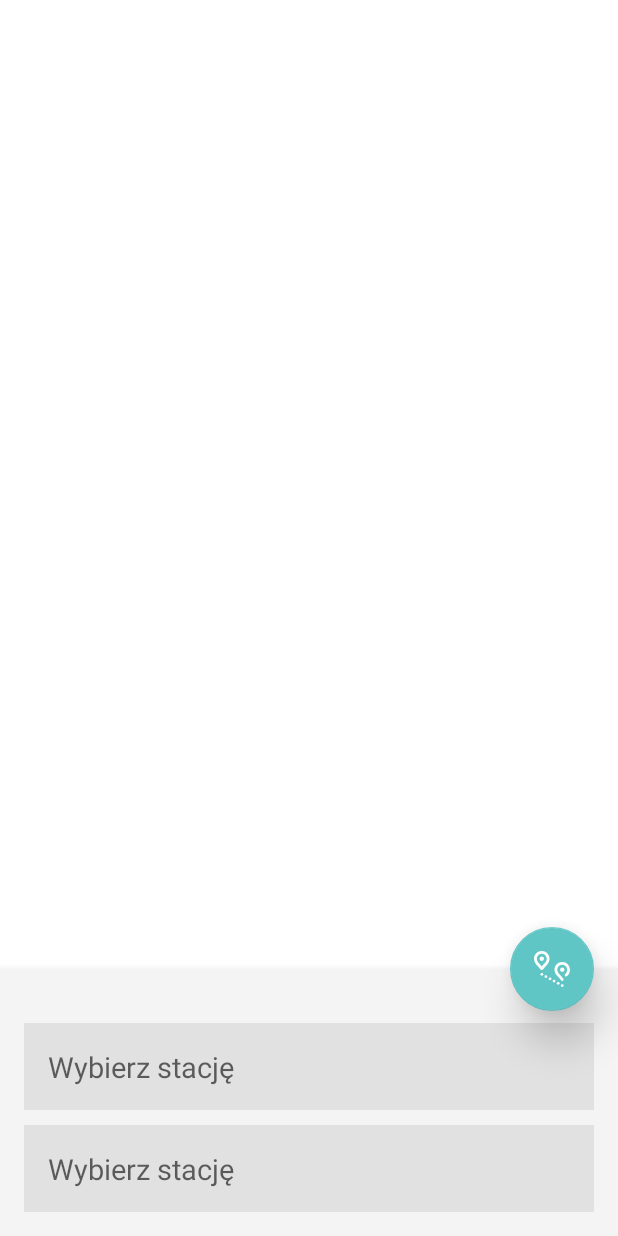
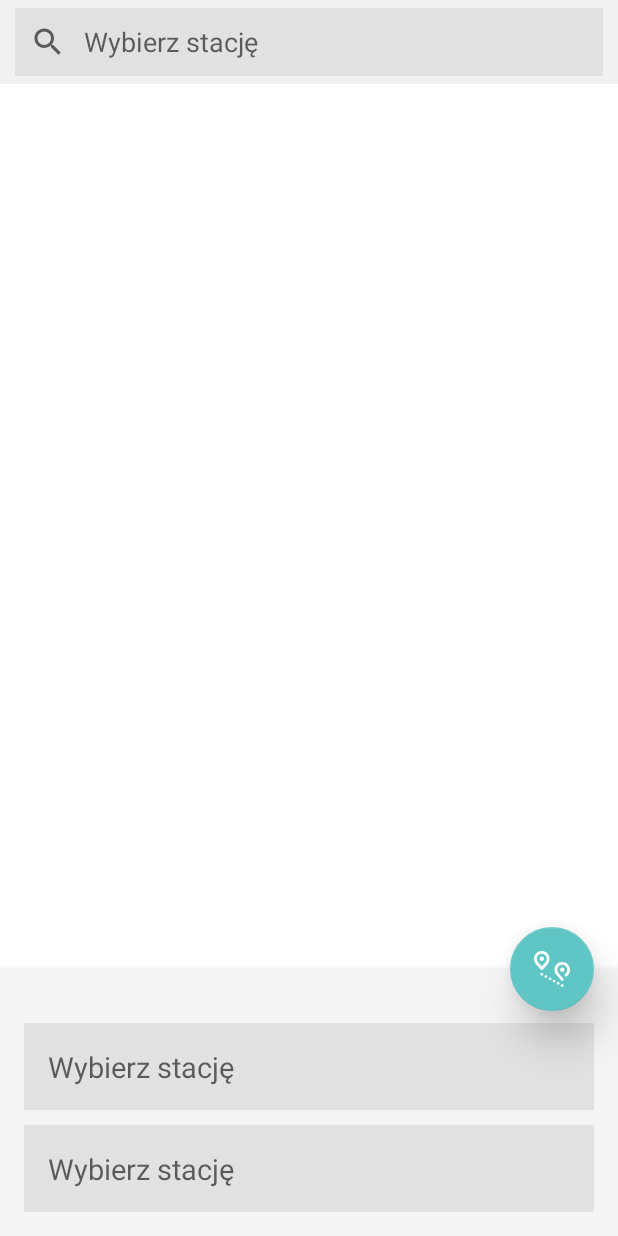
Before and after one commit to paullettuce/Koleo-Stations-Distance-Calculator, an Android app: the layout activity_main.xml on its own in the app's theme, with its tools: preview values and no code run, on a phone screen of 412 x 824 dp. Run offline under Robolectric (Android 15) with nearby library versions, the phone set to English and light mode, and no system bars; network calls fail.

Commit message:
Add search funcionality

```diff
--- a/app/src/main/java/pl/paullettuce/android_astarium_interview_app/di/domain/UseCasesModule.kt
+++ b/app/src/main/java/pl/paullettuce/android_astarium_interview_app/di/domain/UseCasesModule.kt
@@ -10,7 +10,6 @@ import pl.paullettuce.android_astarium_interview_app.domain.repository.Synchroni
 import pl.paullettuce.android_astarium_interview_app.domain.usecase.stations.*
 import pl.paullettuce.android_astarium_interview_app.domain.usecase.synchronize.SynchronizeStationsUseCase
 import pl.paullettuce.android_astarium_interview_app.domain.usecase.synchronize.SynchronizeStationsUseCaseImpl
-import pl.paullettuce.android_astarium_interview_app.storage.preferences.Preferences
 
 @Module
 @InstallIn(ApplicationComponent::class)
@@ -46,4 +45,9 @@ object UseCasesModule {
         repository: StationsRepository,
         mapper: StationEntityToPointFMapper
     ): CalculateDistanceUseCase = CalculateDistanceUseCaseImpl(repository, mapper)
+
+    @Provides
+    fun provideSearchStationsUseCase(
+        repository: StationsRepository
+    ): FilterStationsUseCase = FilterStationsUseCaseImpl(repository)
 }
--- a/app/src/main/java/pl/paullettuce/android_astarium_interview_app/domain/mappers/LiveDataMapperExt.kt
+++ b/app/src/main/java/pl/paullettuce/android_astarium_interview_app/domain/extensions/LiveDataEx.kt
@@ -1,4 +1,4 @@
-package pl.paullettuce.android_astarium_interview_app.domain.mappers
+package pl.paullettuce.android_astarium_interview_app.domain.extensions
 
 import androidx.lifecycle.LiveData
 import androidx.lifecycle.Transformations
@@ -10,3 +10,7 @@ fun <T, R> LiveData<T>.map(transformation: (T?) -> R): LiveData<R> {
 fun <T, R> LiveData<T>.mapNotNull(transformation: (T) -> R): LiveData<R> {
     return Transformations.map(this, transformation)
 }
+
+fun <T, R> LiveData<T>.switchMap(transformation: (T) -> LiveData<R>): LiveData<R> {
+    return Transformations.switchMap(this, transformation)
+}
--- a/app/src/main/java/pl/paullettuce/android_astarium_interview_app/domain/repository/StationsRepository.kt
+++ b/app/src/main/java/pl/paullettuce/android_astarium_interview_app/domain/repository/StationsRepository.kt
@@ -5,11 +5,11 @@ import io.reactivex.rxjava3.core.Completable
 import io.reactivex.rxjava3.core.Flowable
 import io.reactivex.rxjava3.core.Single
 import pl.paullettuce.android_astarium_interview_app.domain.model.StationInfo
-import pl.paullettuce.android_astarium_interview_app.domain.result.ResultWrapper
 import pl.paullettuce.android_astarium_interview_app.storage.entity.StationDataEntity
 
 interface StationsRepository {
     fun getStations(): LiveData<List<StationInfo>>
+    fun filterStations(query: String): LiveData<List<StationInfo>>
     fun downloadStations(): Flowable<List<StationDataEntity>>
     fun saveStations(stations: List<StationDataEntity>): Completable
     fun getStation(id: Long): Single<StationDataEntity>
--- a/app/src/main/java/pl/paullettuce/android_astarium_interview_app/presentation/stations_distance/StationsDistanceContract.kt
+++ b/app/src/main/java/pl/paullettuce/android_astarium_interview_app/presentation/stations_distance/StationsDistanceContract.kt
@@ -2,6 +2,7 @@ package pl.paullettuce.android_astarium_interview_app.presentation.stations_dist
 
 import androidx.annotation.StringRes
 import androidx.lifecycle.LiveData
+import androidx.lifecycle.MediatorLiveData
 import pl.paullettuce.android_astarium_interview_app.domain.model.StationInfo
 import pl.paullettuce.android_astarium_interview_app.storage.entity.StationDataEntity
 
@@ -20,10 +21,11 @@ interface StationsDistanceContract {
     }
 
     interface Presenter {
+        val filteredStationsLiveData: LiveData<List<StationInfo>>
         fun initialize()
         fun dispose()
-        fun stationsInfoObservableData(): LiveData<List<StationInfo>>
         fun calculateDistance(item1: StationInfo, item2: StationInfo)
+        fun filterStationsByQuery(query: String)
     }
 
     interface StationInfoListInteractor {
--- a/app/src/main/java/pl/paullettuce/android_astarium_interview_app/storage/dao/StationDataDao.kt
+++ b/app/src/main/java/pl/paullettuce/android_astarium_interview_app/storage/dao/StationDataDao.kt
@@ -7,6 +7,7 @@ import androidx.room.OnConflictStrategy
 import androidx.room.Query
 import io.reactivex.rxjava3.core.Completable
 import io.reactivex.rxjava3.core.Single
+import pl.paullettuce.android_astarium_interview_app.domain.model.StationInfo
 import pl.paullettuce.android_astarium_interview_app.storage.entity.StationDataEntity
 
 @Dao
@@ -15,6 +16,9 @@ interface StationDataDao {
     @Query("SELECT * FROM station_data_entity ORDER BY hits DESC")
     fun getStationsData(): LiveData<List<StationDataEntity>>
 
+    @Query("SELECT * FROM station_data_entity WHERE name LIKE :query ORDER BY hits DESC")
+    fun filterStations(query: String): LiveData<List<StationDataEntity>>
+
     @Insert(onConflict = OnConflictStrategy.REPLACE)
     fun insert(vararg stations: StationDataEntity): Completable
 
--- /dev/null
+++ b/app/src/main/res/drawable/ic_search.xml
@@ -0,0 +1,4 @@
+<vector android:height="256dp" android:viewportHeight="512.005"
+    android:viewportWidth="512.005" android:width="256dp" xmlns:android="http://schemas.android.com/apk/res/android">
+    <path android:fillColor="#FF000000" android:pathData="M505.749,475.587l-145.6,-145.6c28.203,-34.837 45.184,-79.104 45.184,-127.317c0,-111.744 -90.923,-202.667 -202.667,-202.667S0,90.925 0,202.669s90.923,202.667 202.667,202.667c48.213,0 92.48,-16.981 127.317,-45.184l145.6,145.6c4.16,4.16 9.621,6.251 15.083,6.251s10.923,-2.091 15.083,-6.251C514.091,497.411 514.091,483.928 505.749,475.587zM202.667,362.669c-88.235,0 -160,-71.765 -160,-160s71.765,-160 160,-160s160,71.765 160,160S290.901,362.669 202.667,362.669z"/>
+</vector>
--- a/app/src/main/res/layout/activity_main.xml
+++ b/app/src/main/res/layout/activity_main.xml
@@ -8,7 +8,44 @@
     android:clipToPadding="false"
     tools:context=".presentation.stations_distance.StationsDistanceActivity">
 
-    <include layout="@layout/content_main" />
+    <com.google.android.material.appbar.AppBarLayout
+        android:id="@+id/search_edit_frame"
+        android:layout_width="match_parent"
+        android:layout_height="wrap_content"
+        android:background="@color/list_item_stations_info_background"
+        app:elevation="0dp">
+
+        <androidx.appcompat.widget.Toolbar
+            android:id="@+id/toolbar"
+            android:layout_width="match_parent"
+            android:layout_height="@dimen/toolbar_height"
+            android:layout_marginHorizontal="10dp"
+            android:layout_marginVertical="5dp"
+            android:background="@color/light_grey"
+            app:contentInsetStart="0dp"
+            app:contentInsetStartWithNavigation="0dp"
+            app:layout_scrollFlags="scroll|enterAlways"
+            app:title="@string/check_distance"
+            app:titleTextColor="@color/text_color">
+
+            <androidx.appcompat.widget.SearchView
+                android:id="@+id/searchView"
+                android:layout_width="match_parent"
+                android:layout_height="wrap_content"
+                app:iconifiedByDefault="false"
+                android:paddingStart="-10dp"
+                app:queryHint="@string/pick_station"
+                />
+
+        </androidx.appcompat.widget.Toolbar>
+
+    </com.google.android.material.appbar.AppBarLayout>
+
+    <include
+        layout="@layout/content_main"
+        android:layout_width="match_parent"
+        android:layout_height="match_parent"
+        app:layout_behavior="@string/appbar_scrolling_view_behavior" />
 
     <include layout="@layout/distance_bottom_sheet" />
 
@@ -22,6 +59,5 @@
         app:fabSize="normal"
         app:layout_anchor="@id/distanceBottomSheetView"
         app:layout_anchorGravity="top|end"
-        app:tint="@color/white"
-        android:contentDescription="TODO" />
+        app:tint="@color/white" />
 </androidx.coordinatorlayout.widget.CoordinatorLayout>
--- a/app/src/main/res/values-night/themes.xml
+++ b/app/src/main/res/values-night/themes.xml
@@ -1,6 +1,6 @@
 <resources xmlns:tools="http://schemas.android.com/tools">
     <!-- Base application theme. -->
-    <style name="Theme.Androidastariuminterviewapp" parent="Theme.MaterialComponents.DayNight.DarkActionBar">
+    <style name="Theme.Androidastariuminterviewapp" parent="Theme.MaterialComponents.DayNight.NoActionBar">
         <!-- Primary brand color. -->
         <item name="colorPrimary">@color/royal_blue</item>
         <item name="colorPrimaryVariant">@color/royal_blue_dark</item>
@@ -12,5 +12,6 @@
         <!-- Status bar color. -->
         <item name="android:statusBarColor" tools:targetApi="l">?attr/colorPrimaryVariant</item>
         <!-- Customize your theme here. -->
+        <item name="searchViewStyle">@style/SearchViewStyle</item>
     </style>
 </resources>
--- a/app/src/main/res/values/dimens.xml
+++ b/app/src/main/res/values/dimens.xml
@@ -18,4 +18,5 @@
     <dimen name="delete_icon_size">35dp</dimen>
     <dimen name="delete_icon_padding">6dp</dimen>
     <dimen name="big_margin">20dp</dimen>
+    <dimen name="toolbar_height">45dp</dimen>
 </resources>
--- a/app/src/main/res/values/strings.xml
+++ b/app/src/main/res/values/strings.xml
@@ -4,4 +4,6 @@
     <string name="pick_station">Wybierz stację</string>
     <string name="kms">%1$d km</string>
     <string name="no_connection">Brak połączenia z internetem</string>
+    <string name="search_station">Szukaj nazwy stacji</string>
+    <string name="check_distance">Sprawdź dystans</string>
 </resources>
--- a/app/src/main/res/values/themes.xml
+++ b/app/src/main/res/values/themes.xml
@@ -1,6 +1,6 @@
 <resources xmlns:tools="http://schemas.android.com/tools">
     <!-- Base application theme. -->
-    <style name="Theme.Androidastariuminterviewapp" parent="Theme.MaterialComponents.DayNight.DarkActionBar">
+    <style name="Theme.Androidastariuminterviewapp" parent="Theme.MaterialComponents.DayNight.NoActionBar">
         <!-- Primary brand color. -->
         <item name="colorPrimary">@color/royal_blue</item>
         <item name="colorPrimaryVariant">@color/royal_blue_dark</item>
@@ -12,5 +12,11 @@
         <!-- Status bar color. -->
         <item name="android:statusBarColor" tools:targetApi="l">?attr/colorPrimaryVariant</item>
         <!-- Customize your theme here. -->
+        <item name="searchViewStyle">@style/SearchViewStyle</item>
+    </style>
+    <style name="SearchViewStyle" parent="Widget.AppCompat.SearchView" >
+        <item name="android:colorControlActivated">@color/fountain_blue</item>
+        <item name="queryBackground">@null</item>
+        <item name="submitBackground">@null</item>
     </style>
 </resources>
```
Also changed, not shown: app/src/main/java/pl/paullettuce/android_astarium_interview_app/domain/usecase/stations/FilterStationsUseCase.kt (added, +22 -0 lines), app/src/main/java/pl/paullettuce/android_astarium_interview_app/domain/usecase/stations/GetStationsUseCase.kt (deleted, +0 -15 lines), app/src/main/java/pl/paullettuce/android_astarium_interview_app/presentation/stations_distance/StationsDistanceActivity.kt (+38 -1 lines), app/src/main/java/pl/paullettuce/android_astarium_interview_app/presentation/stations_distance/StationsDistancePresenter.kt (+16 -8 lines), app/src/main/java/pl/paullettuce/android_astarium_interview_app/storage/repository/StationsRepositoryImpl.kt (+8 -5 lines).
